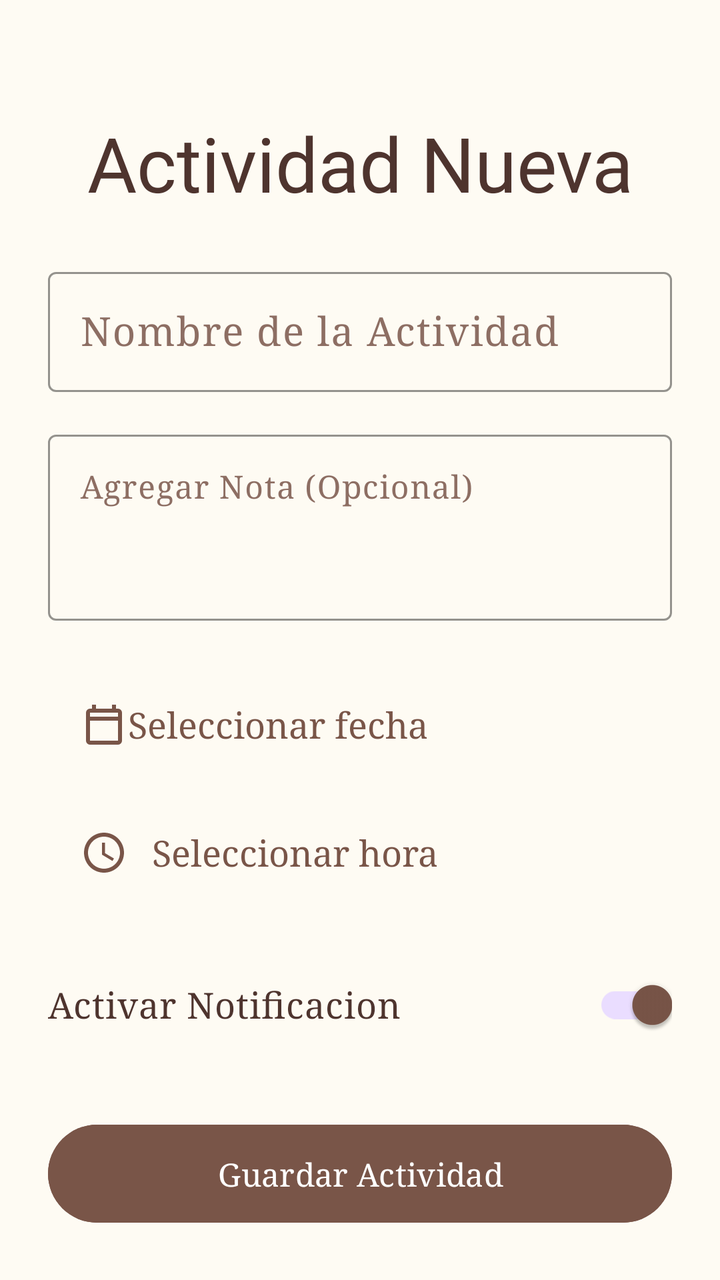
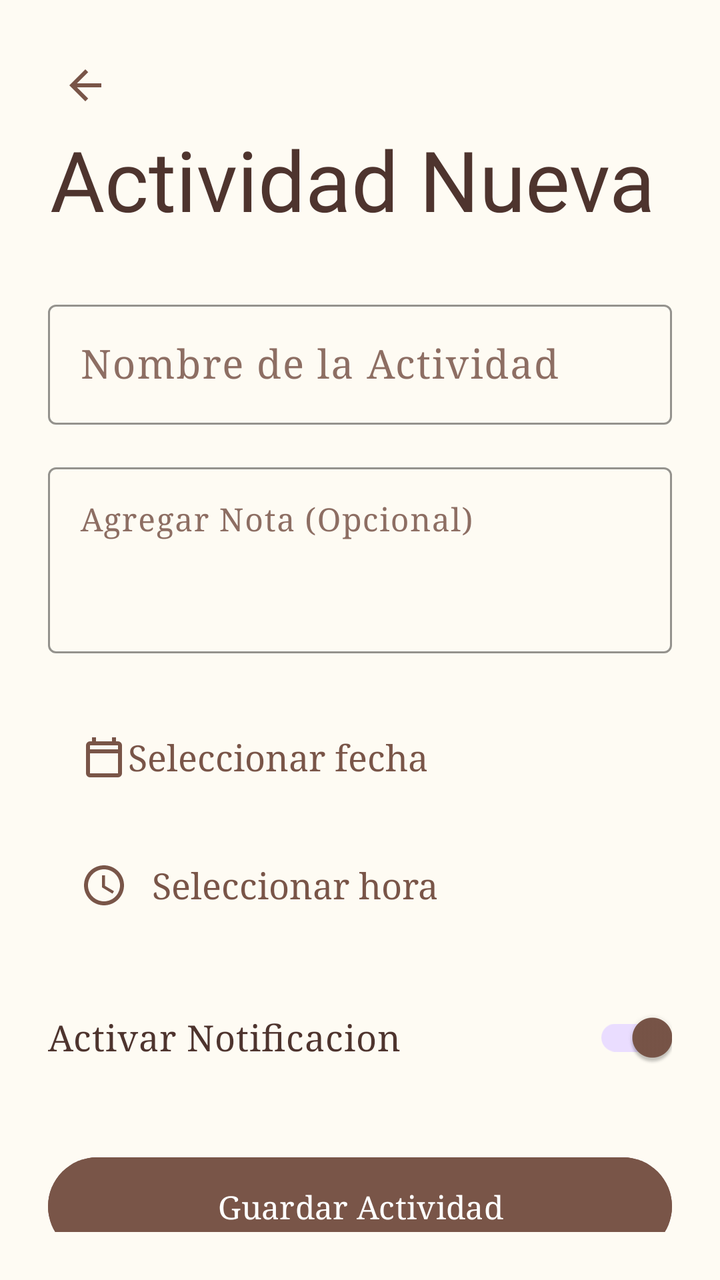

Before-and-after screenshots of an Android layout around one commit, followed by the original layout XML and the change that was made.
<!-- AndroidManifest.xml: application theme Theme.ProyectoAula -->
<!-- res/layout/activity_add_reminder.xml -->
<?xml version="1.0" encoding="utf-8"?>
<androidx.constraintlayout.widget.ConstraintLayout xmlns:android="http://schemas.android.com/apk/res/android"
    xmlns:app="http://schemas.android.com/apk/res-auto"
    xmlns:tools="http://schemas.android.com/tools"
    android:id="@+id/main"
    android:layout_width="match_parent"
    android:layout_height="match_parent"
    android:background="@color/background_color"
    android:padding="24dp"
    tools:context=".AddReminderActivity">

    <TextView
        android:id="@+id/TittleNewAct"
        android:layout_width="0dp"
        android:layout_height="wrap_content"
        android:layout_marginTop="32dp"
        android:fontFamily="@font/biz_udpmincho"
        android:gravity="center"
        android:text="@string/TittleNewAct"
        android:textColor="@color/text_color"
        android:textSize="38sp"
        app:layout_constraintEnd_toEndOf="parent"
        app:layout_constraintStart_toStartOf="parent"
        app:layout_constraintTop_toTopOf="parent" />

    <com.google.android.material.textfield.TextInputLayout
        android:id="@+id/ActNameLayout"
        style="@style/Widget.Material3.TextInputLayout.OutlinedBox"
        android:layout_width="0dp"
        android:layout_height="wrap_content"
        android:layout_marginTop="24dp"
        android:hint="@string/ActNameEdit"
        android:textColorHint="@color/hint_color"
        app:boxStrokeColor="@color/primary_color"
        app:hintTextColor="@color/primary_color"
        app:layout_constraintEnd_toEndOf="parent"
        app:layout_constraintStart_toStartOf="parent"
        app:layout_constraintTop_toBottomOf="@+id/TittleNewAct">

        <com.google.android.material.textfield.TextInputEditText
            android:id="@+id/ActNameEdit"
            android:layout_width="match_parent"
            android:layout_height="wrap_content"
            android:fontFamily="serif"
            android:inputType="textCapSentences"
            android:textColor="@color/text_color"
            android:textSize="20sp" />

    </com.google.android.material.textfield.TextInputLayout>

    <com.google.android.material.textfield.TextInputLayout
        android:id="@+id/ActNoteLayout"
        style="@style/Widget.Material3.TextInputLayout.OutlinedBox"
        android:layout_width="0dp"
        android:layout_height="wrap_content"
        android:layout_marginTop="16dp"
        android:hint="@string/ActNoteEdit"
        android:textColorHint="@color/hint_color"
        app:boxStrokeColor="@color/primary_color"
        app:hintTextColor="@color/primary_color"
        app:layout_constraintEnd_toEndOf="parent"
        app:layout_constraintStart_toStartOf="parent"
        app:layout_constraintTop_toBottomOf="@+id/ActNameLayout">

        <com.google.android.material.textfield.TextInputEditText
            android:id="@+id/ActNoteEdit"
            android:layout_width="match_parent"
            android:layout_height="wrap_content"
            android:fontFamily="serif"
            android:gravity="top|start"
            android:inputType="textMultiLine"
            android:lines="3"
            android:textColor="@color/text_color" />

    </com.google.android.material.textfield.TextInputLayout>

    <TextView
        android:id="@+id/fecha_save"
        android:layout_width="0dp"
        android:layout_height="wrap_content"
        android:layout_marginTop="24dp"
        android:background="?attr/selectableItemBackground"
        android:clickable="true"
        android:focusable="true"
        android:fontFamily="serif"
        android:gravity="left|center_vertical"
        android:padding="16dp"
        android:text="@string/add_reminder_select_date"
        android:textColor="@color/primary_color"
        android:textSize="18sp"
        app:drawableStartCompat="@drawable/icon_date"
        app:drawableTint="@color/primary_color"
        app:layout_constraintEnd_toEndOf="parent"
        app:layout_constraintStart_toStartOf="parent"
        app:layout_constraintTop_toBottomOf="@+id/ActNoteLayout"
        tools:ignore="RtlHardcoded" />

    <TextView
        android:id="@+id/TimeReminder"
        android:layout_width="0dp"
        android:layout_height="wrap_content"
        android:layout_marginTop="8dp"
        android:background="?attr/selectableItemBackground"
        android:clickable="true"
        android:drawablePadding="12dp"
        android:focusable="true"
        android:fontFamily="serif"
        android:gravity="left|center_vertical"
        android:padding="16dp"
        android:text="@string/add_reminder_select_time"
        android:textColor="@color/primary_color"
        android:textSize="18sp"
        app:drawableStartCompat="@drawable/ic_time"
        app:drawableTint="@color/primary_color"
        app:layout_constraintEnd_toEndOf="parent"
        app:layout_constraintStart_toStartOf="parent"
        app:layout_constraintTop_toBottomOf="@+id/fecha_save"
        tools:ignore="RtlHardcoded" />

    <com.google.android.material.switchmaterial.SwitchMaterial
        android:id="@+id/NotificationSwitch"
        android:layout_width="0dp"
        android:layout_height="wrap_content"
        android:layout_marginTop="24dp"
        android:checked="true"
        android:fontFamily="serif"
        android:text="@string/NotificationSwitch"
        android:textColor="@color/text_color"
        android:textColorLink="@color/text_color"
        android:textSize="18sp"
        app:layout_constraintEnd_toEndOf="parent"
        app:layout_constraintStart_toStartOf="parent"
        app:layout_constraintTop_toBottomOf="@+id/TimeReminder" />

    <com.google.android.material.button.MaterialButton
        android:id="@+id/ButtonSave"
        android:layout_width="0dp"
        android:layout_height="wrap_content"
        android:layout_marginTop="32dp"
        android:backgroundTint="@color/primary_color"
        android:fontFamily="serif"
        android:padding="14dp"
        android:text="@string/ButtonSave"
        android:textColor="@color/white"
        android:textSize="16sp"
        app:layout_constraintEnd_toEndOf="parent"
        app:layout_constraintStart_toStartOf="parent"
        app:layout_constraintTop_toBottomOf="@+id/NotificationSwitch" />

</androidx.constraintlayout.widget.ConstraintLayout>
<!-- resources referenced by this layout -->
<resources>
  <color name="background_color">#FFFEFBF3</color>
  <color name="hint_color">#FF8D6E63</color>
  <color name="primary_color">#FF795548</color>
  <color name="text_color">#FF4E342E</color>
  <color name="white">#FFFFFFFF</color>
  <!-- drawable ic_time (drawable) -->
  <vector xmlns:android="http://schemas.android.com/apk/res/android" android:height="24dp" android:tint="#000000" android:viewportHeight="24" android:viewportWidth="24" android:width="24dp">
        
      <path android:fillColor="@android:color/white" android:pathData="M11.99,2C6.47,2 2,6.48 2,12s4.47,10 9.99,10C17.52,22 22,17.52 22,12S17.52,2 11.99,2zM12,20c-4.42,0 -8,-3.58 -8,-8s3.58,-8 8,-8 8,3.58 8,8 -3.58,8 -8,8z"/>
        
      <path android:fillColor="@android:color/white" android:pathData="M12.5,7H11v6l5.25,3.15 0.75,-1.23 -4.5,-2.67z"/>
      
  </vector>
  <!-- drawable icon_date (drawable) -->
  <vector xmlns:android="http://schemas.android.com/apk/res/android"
      android:width="24dp"
      android:height="24dp"
      android:viewportWidth="960"
      android:viewportHeight="960">
    <path
        android:pathData="M200,880q-33,0 -56.5,-23.5T120,800v-560q0,-33 23.5,-56.5T200,160h40v-80h80v80h320v-80h80v80h40q33,0 56.5,23.5T840,240v560q0,33 -23.5,56.5T760,880L200,880ZM200,800h560v-400L200,400v400ZM200,320h560v-80L200,240v80ZM200,320v-80,80Z"
        android:fillColor="#e3e3e3"/>
  </vector>
  <string name="ActNameEdit" translatable="false">Nombre de la Actividad</string>
  <string name="ActNoteEdit" translatable="false">Agregar Nota (Opcional)</string>
  <string name="ButtonSave" translatable="false">Guardar Actividad</string>
  <string name="NotificationSwitch" translatable="false">Activar Notificacion</string>
  <string name="TittleNewAct" translatable="false">Actividad Nueva</string>
  <string name="add_reminder_select_date" translatable="false">Seleccionar fecha</string>
  <string name="add_reminder_select_time" translatable="false">Seleccionar hora</string>
  
      //Barra Lateral
  <style name="Theme.ProyectoAula" parent="Base.Theme.ProyectoAula" />
  <style name="Base.Theme.ProyectoAula" parent="Theme.Material3.DayNight.NoActionBar">
          
          
          <item name="android:statusBarColor">@color/primary_color</item>
  
          
          <item name="colorPrimary">@color/primary_color</item>
  
          
          <item name="colorOnPrimary">@color/text_on_dark_primary</item>
  
          
          <item name="android:windowBackground">@color/background_color</item>
      </style>
  <color name="text_on_dark_primary">#FFFFFFFF</color>
</resources>

<!-- the commit's change to res/layout/activity_add_reminder.xml (unified diff, before → after) -->
@@ -1,6 +1,5 @@
 <?xml version="1.0" encoding="utf-8"?>
-<androidx.constraintlayout.widget.ConstraintLayout xmlns:android="http://schemas.android.com/apk/res/android"
-    xmlns:app="http://schemas.android.com/apk/res-auto"
+<androidx.constraintlayout.widget.ConstraintLayout xmlns:android="http://schemas.android.com/apk/res/android"    xmlns:app="http://schemas.android.com/apk/res-auto"
     xmlns:tools="http://schemas.android.com/tools"
     android:id="@+id/main"
     android:layout_width="match_parent"
@@ -9,17 +8,36 @@
     android:padding="24dp"
     tools:context=".AddReminderActivity">
 
+    
+
+    <ImageButton
+        android:id="@+id/btnBackAddReminder"
+        android:layout_width="48dp"
+        android:layout_height="48dp"
+        android:layout_marginStart="-6dp"
+        android:layout_marginTop="-6dp"
+        android:background="?attr/selectableItemBackgroundBorderless"
+        android:src="@drawable/ic_arrow_back"
+        app:layout_constraintBottom_toBottomOf="parent"
+        app:layout_constraintEnd_toEndOf="parent"
+        app:layout_constraintHorizontal_bias="0.0"
+        app:layout_constraintStart_toStartOf="parent"
+        app:layout_constraintTop_toTopOf="parent"
+        app:layout_constraintVertical_bias="0.0"
+        app:tint="@color/primary_color" />
+
     <TextView
         android:id="@+id/TittleNewAct"
-        android:layout_width="0dp"
-        android:layout_height="wrap_content"
+        android:layout_width="370dp"
+        android:layout_height="67dp"
         android:layout_marginTop="32dp"
         android:fontFamily="@font/biz_udpmincho"
         android:gravity="center"
         android:text="@string/TittleNewAct"
         android:textColor="@color/text_color"
-        android:textSize="38sp"
+        android:textSize="42sp"
         app:layout_constraintEnd_toEndOf="parent"
+        app:layout_constraintHorizontal_bias="0.571"
         app:layout_constraintStart_toStartOf="parent"
         app:layout_constraintTop_toTopOf="parent" />
 
<!-- resource entries referenced after the edit -->
@@ -5,6 +5,12 @@
   <color name="primary_color">#FF795548</color>
   <color name="text_color">#FF4E342E</color>
   <color name="white">#FFFFFFFF</color>
+  <!-- drawable ic_arrow_back (drawable) -->
+  <vector xmlns:android="http://schemas.android.com/apk/res/android" android:autoMirrored="true" android:height="24dp" android:tint="#000000" android:viewportHeight="960" android:viewportWidth="960" android:width="24dp">
+        
+      <path android:fillColor="@android:color/white" android:pathData="M313,520L537,744L480,800L160,480L480,160L537,216L313,440L800,440L800,520L313,520Z"/>
+      
+  </vector>
   <!-- drawable ic_time (drawable) -->
   <vector xmlns:android="http://schemas.android.com/apk/res/android" android:height="24dp" android:tint="#000000" android:viewportHeight="24" android:viewportWidth="24" android:width="24dp">
         
